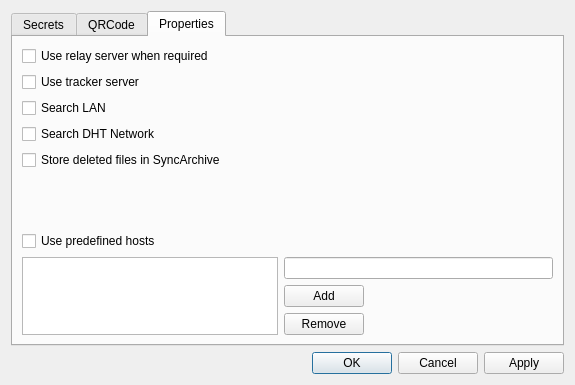
The window that btsync-qt/ui/folderinfo.ui (BtbN/btsync-qt) describes before a commit, drawn with Qt 5.
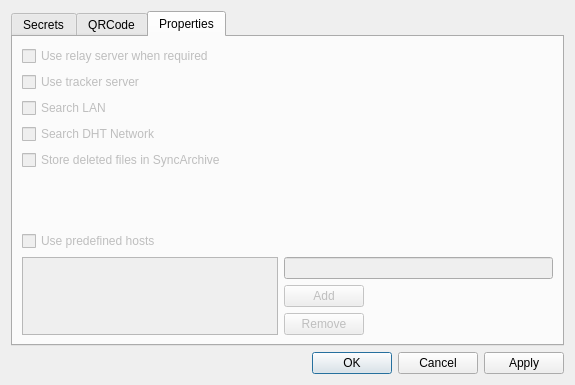
The same window after the commit. The open tabs and pages were chosen to show the change. Custom widgets are drawn as their Qt base class.

Patch:
```diff
--- a/btsync-qt/ui/folderinfo.ui
+++ b/btsync-qt/ui/folderinfo.ui
@@ -175,6 +175,9 @@
       <layout class="QGridLayout" name="gridLayout_3">
        <item row="2" column="0">
         <widget class="QCheckBox" name="lanCheck">
+         <property name="enabled">
+          <bool>false</bool>
+         </property>
          <property name="text">
           <string>Search LAN</string>
          </property>
@@ -182,6 +185,9 @@
        </item>
        <item row="3" column="0">
         <widget class="QCheckBox" name="dhtCheck">
+         <property name="enabled">
+          <bool>false</bool>
+         </property>
          <property name="text">
           <string>Search DHT Network</string>
          </property>
@@ -189,6 +195,9 @@
        </item>
        <item row="0" column="0">
         <widget class="QCheckBox" name="relayCheck">
+         <property name="enabled">
+          <bool>false</bool>
+         </property>
          <property name="text">
           <string>Use relay server when required</string>
          </property>
@@ -196,6 +205,9 @@
        </item>
        <item row="4" column="0">
         <widget class="QCheckBox" name="archiveCheck">
+         <property name="enabled">
+          <bool>false</bool>
+         </property>
          <property name="text">
           <string>Store deleted files in SyncArchive</string>
          </property>
@@ -203,6 +215,9 @@
        </item>
        <item row="6" column="0">
         <widget class="QCheckBox" name="predefHostsCheck">
+         <property name="enabled">
+          <bool>false</bool>
+         </property>
          <property name="text">
           <string>Use predefined hosts</string>
          </property>
@@ -210,19 +225,33 @@
        </item>
        <item row="1" column="0">
         <widget class="QCheckBox" name="trackerCheck">
+         <property name="enabled">
+          <bool>false</bool>
+         </property>
          <property name="text">
           <string>Use tracker server</string>
          </property>
         </widget>
        </item>
        <item row="7" column="0" rowspan="3">
-        <widget class="QListWidget" name="hostsList"/>
+        <widget class="QListWidget" name="hostsList">
+         <property name="enabled">
+          <bool>false</bool>
+         </property>
+        </widget>
        </item>
        <item row="7" column="1" colspan="2">
-        <widget class="QLineEdit" name="newHostEdit"/>
+        <widget class="QLineEdit" name="newHostEdit">
+         <property name="enabled">
+          <bool>false</bool>
+         </property>
+        </widget>
        </item>
        <item row="9" column="1">
         <widget class="QPushButton" name="removeHostButton">
+         <property name="enabled">
+          <bool>false</bool>
+         </property>
          <property name="text">
           <string>Remove</string>
          </property>
@@ -230,6 +259,9 @@
        </item>
        <item row="8" column="1">
         <widget class="QPushButton" name="addHostButton">
+         <property name="enabled">
+          <bool>false</bool>
+         </property>
          <property name="text">
           <string>Add</string>
          </property>
```
